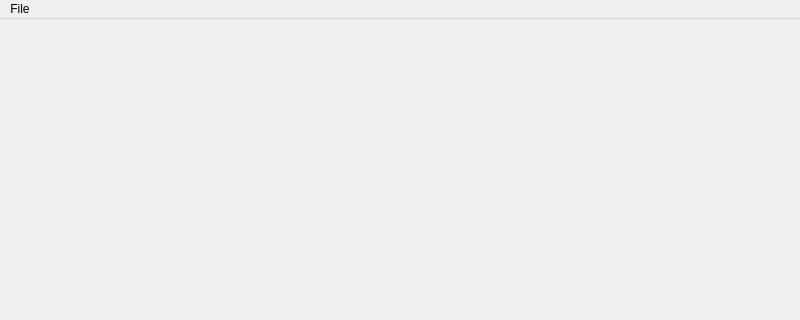
First picture: the form in src/dialogs/MainWindow.ui, repository dsbabkov/MyHousePayments, before the edit; both pictures show x 0 to 800 and y 0 to 320 of the 800 by 600 pixel window.
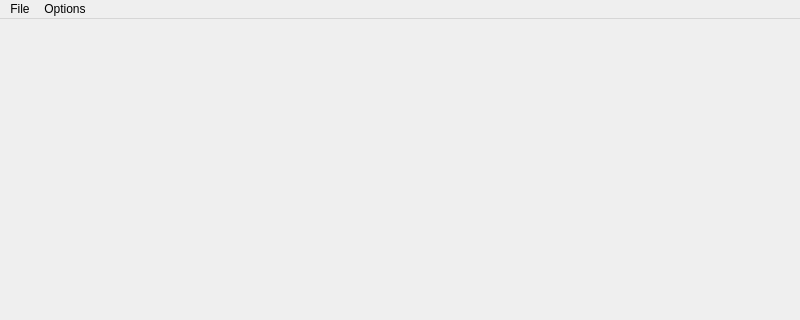
Second picture: the form after the edit.

```diff
--- a/src/dialogs/MainWindow.ui
+++ b/src/dialogs/MainWindow.ui
@@ -23,13 +23,20 @@
      <height>19</height>
     </rect>
    </property>
-   <widget class="QMenu" name="menuFile">
+   <widget class="QMenu" name="fileMenu">
     <property name="title">
      <string>File</string>
     </property>
     <addaction name="quitAct"/>
    </widget>
-   <addaction name="menuFile"/>
+   <widget class="QMenu" name="optionsMenu">
+    <property name="title">
+     <string>Options</string>
+    </property>
+    <addaction name="settingsAct"/>
+   </widget>
+   <addaction name="fileMenu"/>
+   <addaction name="optionsMenu"/>
   </widget>
   <widget class="QStatusBar" name="statusbar"/>
   <action name="quitAct">
```
Left out of the diff: 5 changed lines with no effect on the pictures.
